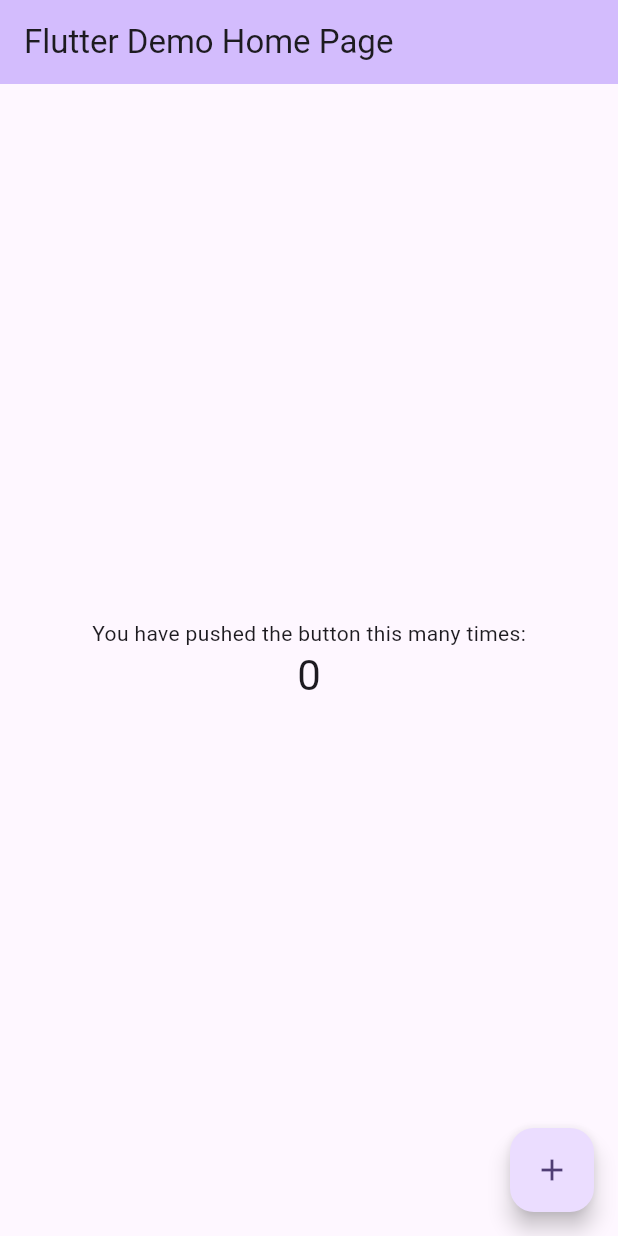
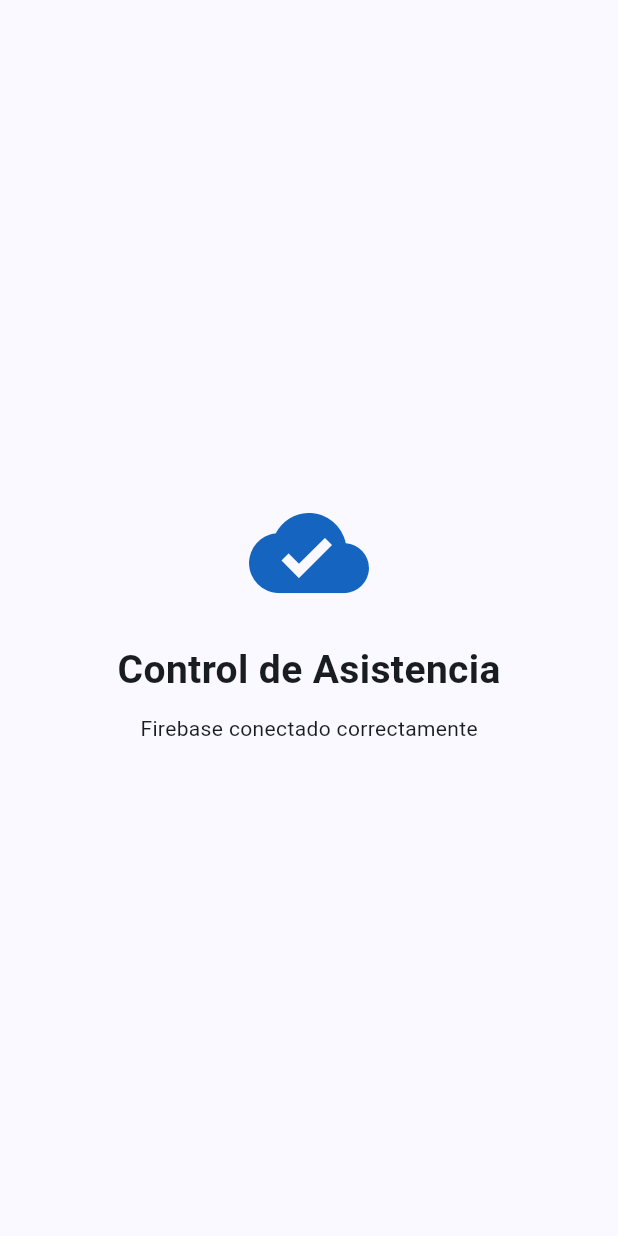
Before and after one commit to 2023141028-maker/control_asistencia, a Flutter app: the screen it shows after launch, on a phone screen of 412 x 824 dp. Run offline on Flutter 3.47's test engine with Material 3 defaults, Android fonts, the phone set to English and light mode, and no system bars; our stand-ins replace firebase_core; accounts and stored records are empty.

Commit message:
chore(firebase): configurar Firebase Core para Android

```diff
--- a/lib/main.dart
+++ b/lib/main.dart
@@ -1,121 +1,55 @@
+import 'package:firebase_core/firebase_core.dart';
 import 'package:flutter/material.dart';
 
-void main() {
-  runApp(const MyApp());
+import 'firebase_options.dart';
+
+Future<void> main() async {
+  WidgetsFlutterBinding.ensureInitialized();
+
+  await Firebase.initializeApp(options: DefaultFirebaseOptions.currentPlatform);
+
+  runApp(const AttendanceApp());
 }
 
-class MyApp extends StatelessWidget {
-  const MyApp({super.key});
+class AttendanceApp extends StatelessWidget {
+  const AttendanceApp({super.key});
 
-  // This widget is the root of your application.
   @override
   Widget build(BuildContext context) {
     return MaterialApp(
-      title: 'Flutter Demo',
+      debugShowCheckedModeBanner: false,
+      title: 'Control de Asistencia',
       theme: ThemeData(
-        // This is the theme of your application.
-        //
-        // TRY THIS: Try running your application with "flutter run". You'll see
-        // the application has a purple toolbar. Then, without quitting the app,
-        // try changing the seedColor in the colorScheme below to Colors.green
-        // and then invoke "hot reload" (save your changes or press the "hot
-        // reload" button in a Flutter-supported IDE, or press "r" if you used
-        // the command line to start the app).
-        //
-        // Notice that the counter didn't reset back to zero; the application
-        // state is not lost during the reload. To reset the state, use hot
-        // restart instead.
-        //
-        // This works for code too, not just values: Most code changes can be
-        // tested with just a hot reload.
-        colorScheme: .fromSeed(seedColor: Colors.deepPurple),
+        colorScheme: ColorScheme.fromSeed(seedColor: const Color(0xFF1565C0)),
+        useMaterial3: true,
       ),
-      home: const MyHomePage(title: 'Flutter Demo Home Page'),
+      home: const FirebaseReadyScreen(),
     );
   }
 }
 
-class MyHomePage extends StatefulWidget {
-  const MyHomePage({super.key, required this.title});
-
-  // This widget is the home page of your application. It is stateful, meaning
-  // that it has a State object (defined below) that contains fields that affect
-  // how it looks.
-
-  // This class is the configuration for the state. It holds the values (in this
-  // case the title) provided by the parent (in this case the App widget) and
-  // used by the build method of the State. Fields in a Widget subclass are
-  // always marked "final".
-
-  final String title;
-
-  @override
-  State<MyHomePage> createState() => _MyHomePageState();
-}
-
-class _MyHomePageState extends State<MyHomePage> {
-  int _counter = 0;
-
-  void _incrementCounter() {
-    setState(() {
-      // This call to setState tells the Flutter framework that something has
-      // changed in this State, which causes it to rerun the build method below
-      // so that the display can reflect the updated values. If we changed
-      // _counter without calling setState(), then the build method would not be
-      // called again, and so nothing would appear to happen.
-      _counter++;
-    });
-  }
+class FirebaseReadyScreen extends StatelessWidget {
+  const FirebaseReadyScreen({super.key});
 
   @override
   Widget build(BuildContext context) {
-    // This method is rerun every time setState is called, for instance as done
-    // by the _incrementCounter method above.
-    //
-    // The Flutter framework has been optimized to make rerunning build methods
-    // fast, so that you can just rebuild anything that needs updating rather
-    // than having to individually change instances of widgets.
-    return Scaffold(
-      appBar: AppBar(
-        // TRY THIS: Try changing the color here to a specific color (to
-        // Colors.amber, perhaps?) and trigger a hot reload to see the AppBar
-        // change color while the other colors stay the same.
-        backgroundColor: Theme.of(context).colorScheme.inversePrimary,
-        // Here we take the value from the MyHomePage object that was created by
-        // the App.build method, and use it to set our appbar title.
-        title: Text(widget.title),
-      ),
-      body: Center(
-        // Center is a layout widget. It takes a single child and positions it
-        // in the middle of the parent.
-        child: Column(
-          // Column is also a layout widget. It takes a list of children and
-          // arranges them vertically. By default, it sizes itself to fit its
-          // children horizontally, and tries to be as tall as its parent.
-          //
-          // Column has various properties to control how it sizes itself and
-          // how it positions its children. Here we use mainAxisAlignment to
-          // center the children vertically; the main axis here is the vertical
-          // axis because Columns are vertical (the cross axis would be
-          // horizontal).
-          //
-          // TRY THIS: Invoke "debug painting" (choose the "Toggle Debug Paint"
-          // action in the IDE, or press "p" in the console), to see the
-          // wireframe for each widget.
-          mainAxisAlignment: .center,
-          children: [
-            const Text('You have pushed the button this many times:'),
-            Text(
-              '$_counter',
-              style: Theme.of(context).textTheme.headlineMedium,
-            ),
-          ],
+    return const Scaffold(
+      body: SafeArea(
+        child: Center(
+          child: Column(
+            mainAxisSize: MainAxisSize.min,
+            children: [
+              Icon(Icons.cloud_done, color: Color(0xFF1565C0), size: 80),
+              SizedBox(height: 20),
+              Text(
+                'Control de Asistencia',
+                style: TextStyle(fontSize: 26, fontWeight: FontWeight.bold),
+              ),
+              SizedBox(height: 10),
+              Text('Firebase conectado correctamente'),
+            ],
+          ),
         ),
-      ),
-      floatingActionButton: FloatingActionButton(
-        onPressed: _incrementCounter,
-        tooltip: 'Increment',
-        child: const Icon(Icons.add),
       ),
     );
   }
--- a/pubspec.yaml
+++ b/pubspec.yaml
@@ -34,6 +34,7 @@ dependencies:
   # The following adds the Cupertino Icons font to your application.
   # Use with the CupertinoIcons class for iOS style icons.
   cupertino_icons: ^1.0.8
+  firebase_core: ^4.12.1
 
 dev_dependencies:
   flutter_test:
```
Also changed, not shown: firebase.json (added), lib/firebase_options.dart (added), pubspec.lock, 7 other files.
